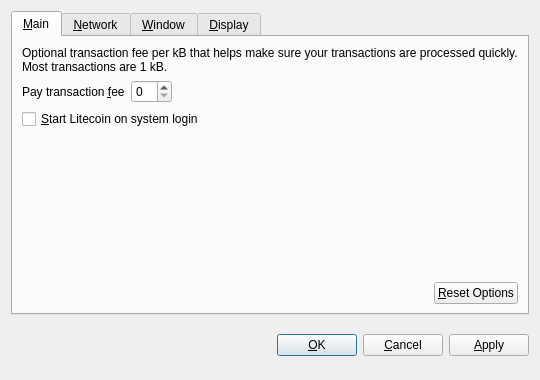
This is src/qt/forms/optionsdialog.ui in tiabguls/defcoin as Qt 5 draws it before an edit. The edited form follows.
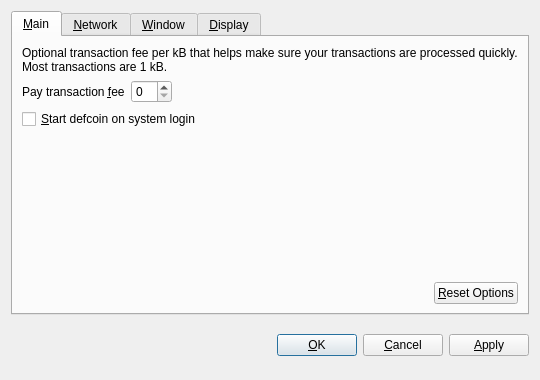
This is the edited form. Custom widgets are drawn as their Qt base class.

Patch:
```diff
--- a/src/qt/forms/optionsdialog.ui
+++ b/src/qt/forms/optionsdialog.ui
@@ -82,7 +82,7 @@
           <string>Automatically start Litecoin after logging in to the system.</string>
          </property>
          <property name="text">
-          <string>&amp;Start Litecoin on system login</string>
+          <string>&amp;Start defcoin on system login</string>
          </property>
         </widget>
        </item>
```
Left out of the diff: 10 changed lines with no effect on the pictures.
